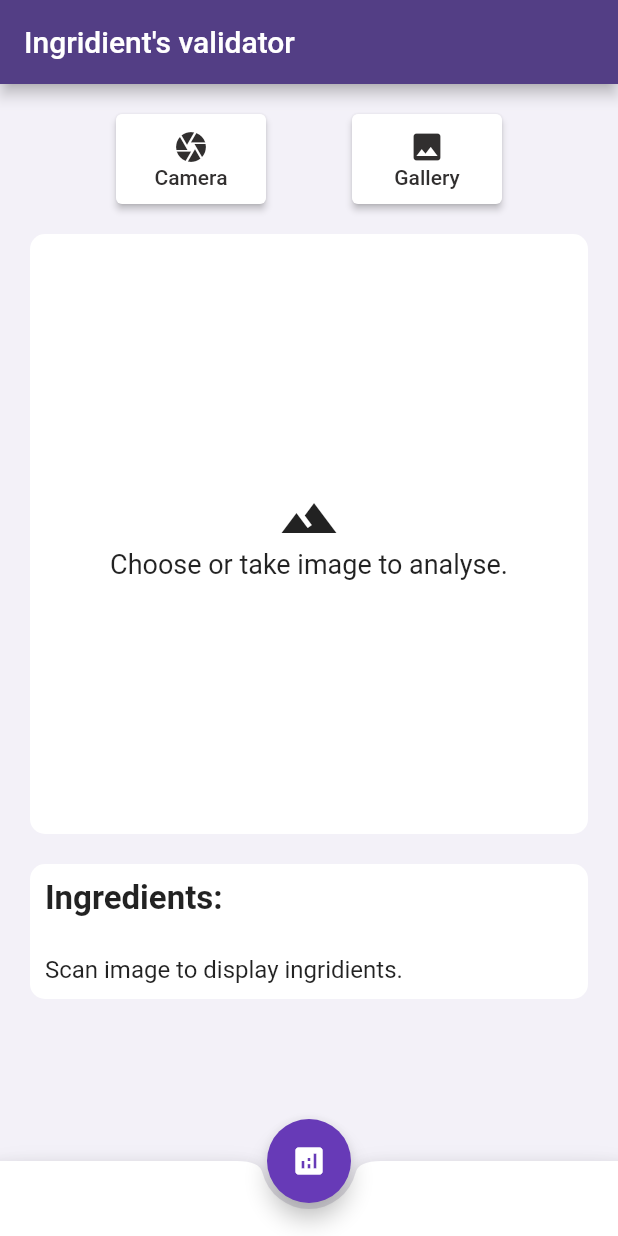
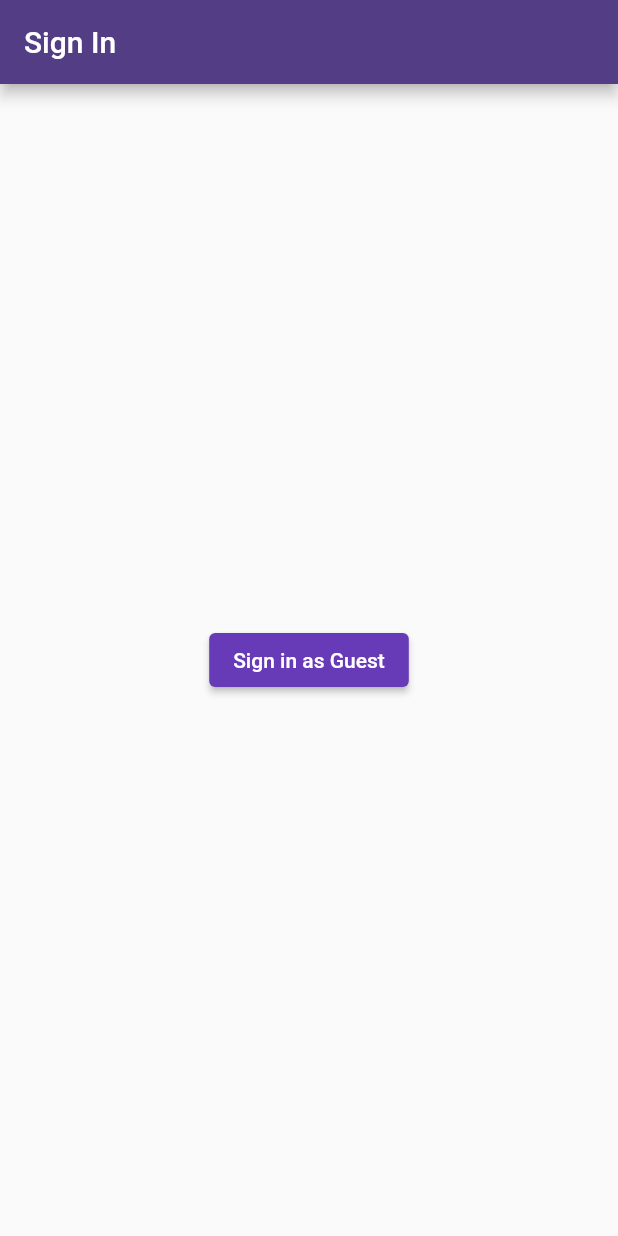
Before and after one commit to Ebinu-S/ingridient_validator, a Flutter app: the screen it shows after launch, on a phone screen of 412 x 824 dp. Run offline on Flutter 3.47's test engine with Material 2 defaults, Android fonts, the phone set to English and light mode, and no system bars; our stand-ins replace firebase_auth, firebase_core, image_cropper, image_picker; missing offline and left inert: google_ml_kit; accounts and stored records are empty.

Commit message:
sign in as guest

```diff
--- /dev/null
+++ b/lib/screens/authenticate/authenticate.dart
@@ -0,0 +1,16 @@
+import 'package:project_ing_validator/screens/authenticate/sign_in.dart';
+import 'package:flutter/material.dart';
+
+class Authenticate extends StatefulWidget {
+  @override
+  _AuthenticateState createState() => _AuthenticateState();
+}
+
+class _AuthenticateState extends State<Authenticate> {
+  @override
+  Widget build(BuildContext context) {
+    return Container(
+      child: SignIn(),
+    );
+  }
+}
--- /dev/null
+++ b/lib/screens/authenticate/sign_in.dart
@@ -0,0 +1,42 @@
+import 'package:flutter/material.dart';
+import 'package:project_ing_validator/services/auth.dart';
+
+class SignIn extends StatefulWidget {
+  const SignIn({Key? key}) : super(key: key);
+
+  @override
+  State<SignIn> createState() => _SignInState();
+}
+
+class _SignInState extends State<SignIn> {
+
+  final AuthService _auth = AuthService();
+
+  @override
+  Widget build(BuildContext context) {
+    return Scaffold(
+      appBar: AppBar(
+        title: Text("Sign In"),
+        backgroundColor: Color(0xff533E85),
+      ),
+      body: Container(
+        padding: EdgeInsets.symmetric(vertical: 20.0, horizontal: 50.0),
+        child: Center(
+          child: ElevatedButton(
+            child: Text("Sign in as Guest"),
+            onPressed: () async {
+              dynamic result = await _auth.signInAnon();
+              if(result == null) {
+                print("Error sign in");
+              }
+              else {
+                print('sing in');
+                print(result);
+              }
+            },
+          ),
+        ),
+      ),
+    );
+  }
+}
--- a/lib/screens/home/home.dart
+++ b/lib/screens/home/home.dart
@@ -5,6 +5,7 @@ import 'dart:developer'; // delete on production
 import 'package:project_ing_validator/services/analyzeImage.dart';
 import 'package:flutter/material.dart';
 import 'package:image_picker/image_picker.dart';
+import 'package:project_ing_validator/services/auth.dart';
 
 class Home extends StatefulWidget {
   const Home({Key? key}) : super(key: key);
@@ -14,6 +15,8 @@ class Home extends StatefulWidget {
 }
 
 class _HomeState extends State<Home> {
+
+  final AuthService _auth = AuthService();
 
   bool textScanning = false;
   File? imageFile;
@@ -26,6 +29,18 @@ class _HomeState extends State<Home> {
       appBar: AppBar(
         title: Text("Ingridient's validator"),
         backgroundColor: Color(0xff533E85),
+        actions: <Widget>[
+          ElevatedButton.icon(
+              onPressed: () async{
+                await _auth.signOut();
+              },
+              icon: Icon(Icons.person),
+              label: Text("Log out"),
+            style: ElevatedButton.styleFrom(
+              primary: Colors.transparent,
+              elevation: 0.0
+            )
+          )],
       ),
       body: SingleChildScrollView(
           child: Container(
@@ -152,16 +167,6 @@ class _HomeState extends State<Home> {
             ),
           )
       ),
-      bottomNavigationBar: BottomAppBar(
-        shape: const CircularNotchedRectangle(),
-        child: Container(height: 50.0),
-      ),
-      floatingActionButton: FloatingActionButton(
-        onPressed: () {},
-        tooltip: 'Analyze',
-        child: Icon(Icons.analytics),
-      ),
-      floatingActionButtonLocation: FloatingActionButtonLocation.centerDocked,
     );
   }
 
--- a/lib/screens/wrapper.dart
+++ b/lib/screens/wrapper.dart
@@ -0,0 +1,23 @@
+import 'package:flutter/widgets.dart';
+import 'package:project_ing_validator/screens/home/home.dart';
+import 'package:project_ing_validator/screens/authenticate/authenticate.dart';
+import 'package:project_ing_validator/models/user.dart';
+import 'package:provider/provider.dart';
+
+class Wrapper extends StatelessWidget {
+  const Wrapper({Key? key}) : super(key: key);
+
+  @override
+  Widget build(BuildContext context) {
+
+    final user = Provider.of<AppUser?>(context);
+
+    if(user == null) {
+      return Authenticate();
+    }
+    else {
+      return Home();
+    }
+
+  }
+}
--- a/pubspec.yaml
+++ b/pubspec.yaml
@@ -39,6 +39,8 @@ dependencies:
   image_cropper: ^1.5.1
   firebase_auth: ^3.3.17
   cloud_firestore: ^3.1.14
+  firebase_core: ^1.16.0
+  provider: ^6.0.2
 
 dev_dependencies:
   flutter_test:
```
Also changed, not shown: lib/main.dart (+17 -7 lines), lib/services/auth.dart (+17 -0 lines), pubspec.lock.
